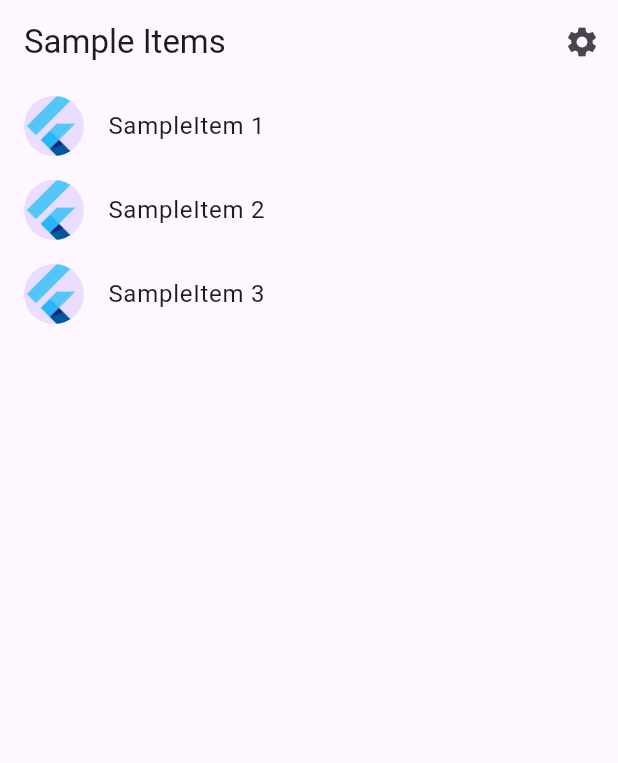
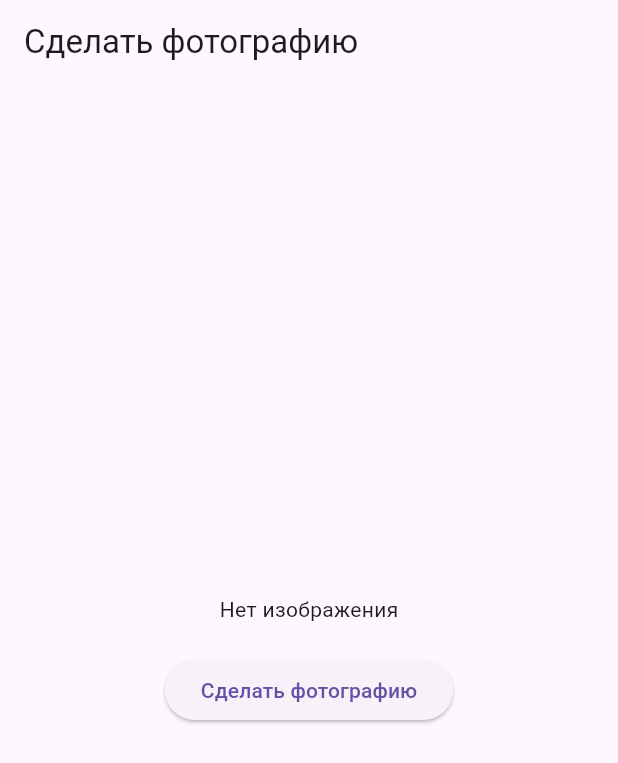
Before and after one commit to Keferd/marking_recognition, a Flutter app: the screen it shows after launch, on a phone screen of 412 x 824 dp. Shown: the top 763 px of the screen. Run offline on Flutter 3.47's test engine with Material 3 defaults, Android fonts, the phone set to English and light mode, and no system bars; our stand-ins replace image_picker; generated files the repository leaves out were written again.

Commit message:
feat: новая ветка с логикой камеры

```diff
--- a/marking_recognition/lib/main.dart
+++ b/marking_recognition/lib/main.dart
@@ -4,17 +4,63 @@ import 'src/app.dart';
 import 'src/settings/settings_controller.dart';
 import 'src/settings/settings_service.dart';
 
-void main() async {
-  // Set up the SettingsController, which will glue user settings to multiple
-  // Flutter Widgets.
-  final settingsController = SettingsController(SettingsService());
+import 'package:flutter/material.dart';
+import 'package:image_picker/image_picker.dart';
+import 'dart:io';
 
-  // Load the user's preferred theme while the splash screen is displayed.
-  // This prevents a sudden theme change when the app is first displayed.
-  await settingsController.loadSettings();
+void main() {
+  runApp(MyApp());
+}
 
-  // Run the app and pass in the SettingsController. The app listens to the
-  // SettingsController for changes, then passes it further down to the
-  // SettingsView.
-  runApp(MyApp(settingsController: settingsController));
+class MyApp extends StatelessWidget {
+  @override
+  Widget build(BuildContext context) {
+    return MaterialApp(
+      home: PhotoCaptureScreen(),
+    );
+  }
 }
+
+class PhotoCaptureScreen extends StatefulWidget {
+  @override
+  _PhotoCaptureScreenState createState() => _PhotoCaptureScreenState();
+}
+
+class _PhotoCaptureScreenState extends State<PhotoCaptureScreen> {
+  File? _image;
+
+  Future<void> _pickImage() async {
+    final picker = ImagePicker();
+    final pickedFile = await picker.getImage(source: ImageSource.camera);
+
+    setState(() {
+      if (pickedFile != null) {
+        _image = File(pickedFile.path);
+      } else {
+        print('Нет изображения');
+      }
+    });
+  }
+
+  @override
+  Widget build(BuildContext context) {
+    return Scaffold(
+      appBar: AppBar(title: Text('Сделать фотографию')),
+      body: Center(
+        child: Column(
+          mainAxisAlignment: MainAxisAlignment.center,
+          children: <Widget>[
+            _image == null
+                ? Text('Нет изображения')
+                : Image.file(_image!),
+            SizedBox(height: 20),
+            ElevatedButton(
+              onPressed: _pickImage,
+              child: Text('Сделать фотографию'),
+            ),
+          ],
+        ),
+      ),
+    );
+  }
+}
--- a/marking_recognition/pubspec.yaml
+++ b/marking_recognition/pubspec.yaml
@@ -12,6 +12,7 @@ environment:
 dependencies:
   flutter:
     sdk: flutter
+  image_picker: 0.8.1
   flutter_localizations:
     sdk: flutter
 
```
Also changed, not shown: marking_recognition/pubspec.lock, 1 other file.
